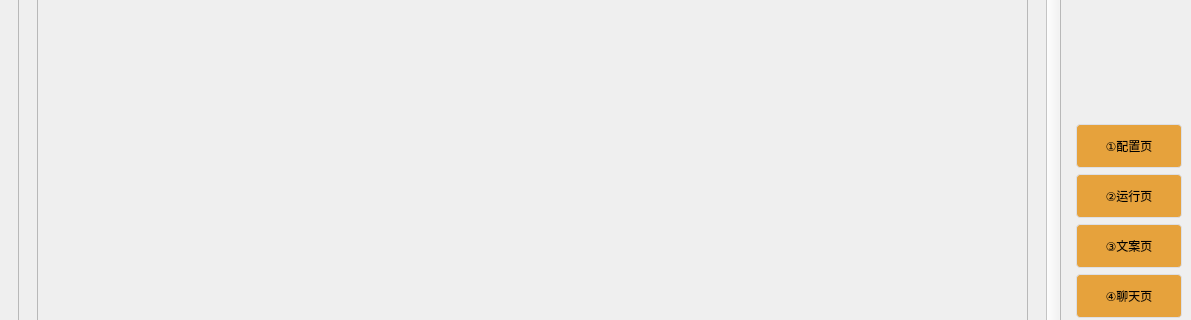
Before: the Qt Designer form ui/main.ui in sandboxdream/AI-Vtuber, drawn with Qt 5; both pictures show x 0 to 1191 and y 150 to 470 of the 1191 by 834 pixel window.
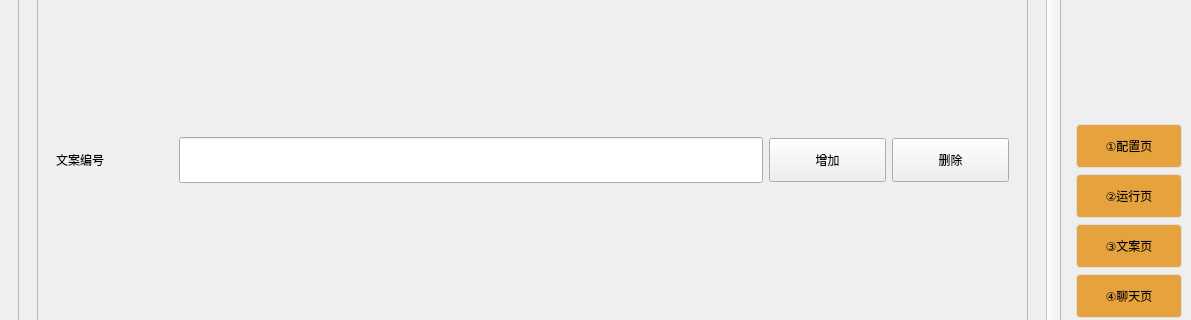
After: the same form once the commit is applied. The open tabs and pages were chosen to show the change.

Commit message: 文案页 新增文案编号配置项和增删按钮，用于对文案配置进行动态的增删操作。

```diff
--- a/ui/main.ui
+++ b/ui/main.ui
@@ -2672,8 +2672,52 @@
                   <layout class="QVBoxLayout" name="verticalLayout_4">
                    <item>
                     <widget class="QWidget" name="widget_copywriting_config" native="true">
-                     <layout class="QGridLayout" name="gridLayout_25">
+                     <layout class="QGridLayout" name="gridLayout_25" columnstretch="1,5,1,1">
+                      <item row="0" column="2">
+                       <widget class="QPushButton" name="pushButton_copywriting_config_index_add">
+                        <property name="cursor">
+                         <cursorShape>PointingHandCursor</cursorShape>
+                        </property>
+                        <property name="styleSheet">
+                         <string notr="true">text-align: center;
+padding: 12px 16px;
+font: 80 10pt &quot;微软雅黑&quot;;</string>
+                        </property>
+                        <property name="text">
+                         <string>增加</string>
+                        </property>
+                       </widget>
+                      </item>
+                      <item row="0" column="1">
+                       <widget class="QLineEdit" name="lineEdit_copywriting_config_index">
+                        <property name="styleSheet">
+                         <string notr="true">min-height:40px;</string>
+                        </property>
+                       </widget>
+                      </item>
                       <item row="0" column="0">
+                       <widget class="QLabel" name="label_copywriting_config_index">
+                        <property name="text">
+                         <string>文案编号</string>
+                        </property>
+                       </widget>
+                      </item>
+                      <item row="0" column="3">
+                       <widget class="QPushButton" name="pushButton_copywriting_config_index_del">
+                        <property name="cursor">
+                         <cursorShape>PointingHandCursor</cursorShape>
+                        </property>
+                        <property name="styleSheet">
+                         <string notr="true">text-align: center;
+padding: 12px 16px;
+font: 80 10pt &quot;微软雅黑&quot;;</string>
+                        </property>
+                        <property name="text">
+                         <string>删除</string>
+                        </property>
+                       </widget>
+                      </item>
+                      <item row="1" column="0" colspan="4">
                        <layout class="QGridLayout" name="gridLayout_copywriting_config"/>
                       </item>
                      </layout>
```
Left out of the diff: 3 changed lines with no effect on the pictures. The commit also changes 3 other files.
